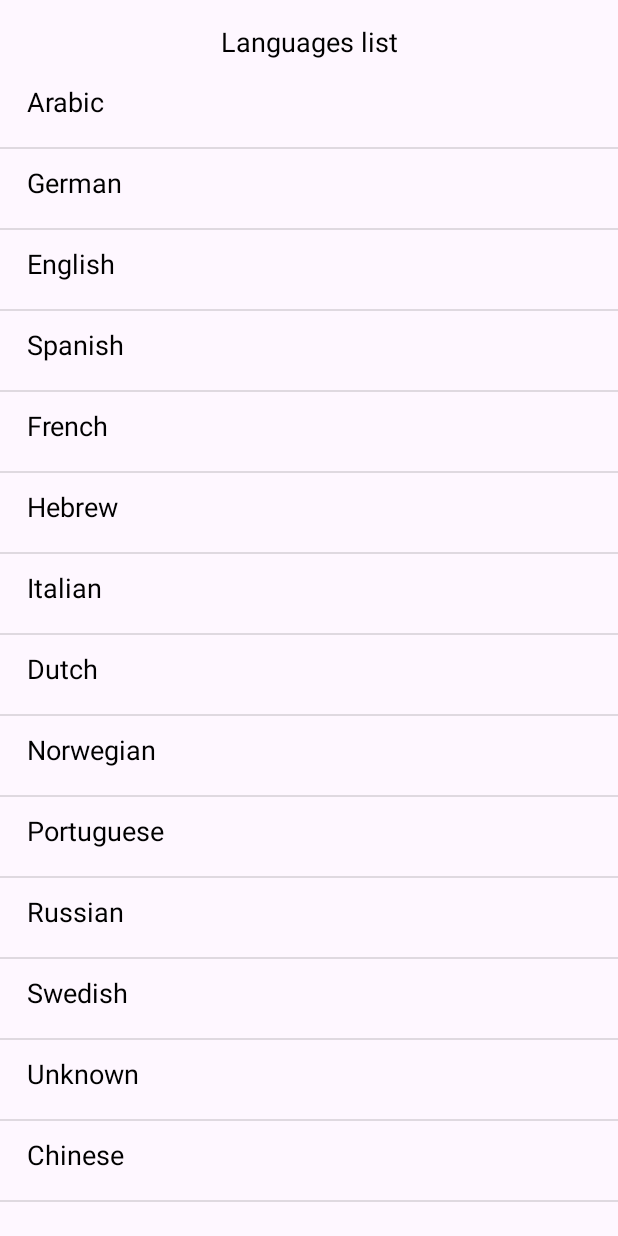
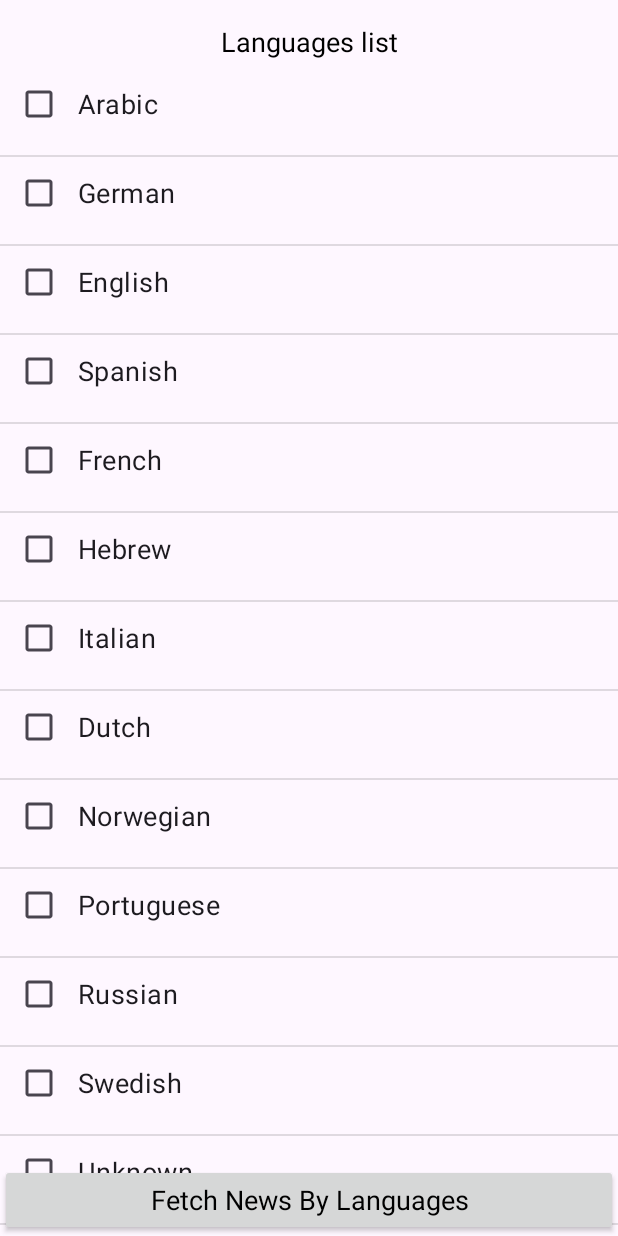
Before and after one commit to ifahimkhan/MVVMArchitecture, an Android app: the LanguageActivity screen opened directly, with no data from a screen before it, on a phone screen of 412 x 824 dp. Run offline under Robolectric (Android 15) with nearby library versions, the phone set to English and light mode, and no system bars; our stand-ins replace Dagger/Hilt's generated code; network calls fail; 1 statement that could not run was skipped.

Commit message:
if applied this commit will add news by multiple languages

```diff
--- a/app/src/main/java/com/example/mvvmarchitecture/data/model/Language.kt
+++ b/app/src/main/java/com/example/mvvmarchitecture/data/model/Language.kt
@@ -2,5 +2,7 @@ package com.example.mvvmarchitecture.data.model
 
 data class Language(
     val code: String,
-    val name: String
+    val name: String,
+    @Transient
+    var isChecked: Boolean
 )
--- a/app/src/main/java/com/example/mvvmarchitecture/ui/language/LanguageAdapter.kt
+++ b/app/src/main/java/com/example/mvvmarchitecture/ui/language/LanguageAdapter.kt
@@ -4,9 +4,8 @@ package com.example.mvvmarchitecture.ui.language
 import android.view.LayoutInflater
 import android.view.ViewGroup
 import androidx.recyclerview.widget.RecyclerView
-import com.example.mvvmarchitecture.data.model.Country
 import com.example.mvvmarchitecture.data.model.Language
-import com.example.mvvmarchitecture.databinding.NewsSourceItemLayoutBinding
+import com.example.mvvmarchitecture.databinding.LanguageItemLayoutBinding
 import com.example.mvvmarchitecture.utils.OnItemClickListener
 
 class LanguageAdapter(
@@ -14,19 +13,20 @@ class LanguageAdapter(
 ) : RecyclerView.Adapter<LanguageAdapter.DataViewHolder>() {
     lateinit var itemClickListener: OnItemClickListener<Language>
 
-    class DataViewHolder(private val binding: NewsSourceItemLayoutBinding) :
+    class DataViewHolder(private val binding: LanguageItemLayoutBinding) :
         RecyclerView.ViewHolder(binding.root) {
-        fun bind(model: Language, itemClickListener: OnItemClickListener<Language>) {
-            binding.textViewSource.text = model.name
-            binding.textViewSource.setOnClickListener {
-                itemClickListener(model)
+        fun bind(model: Language) {
+            binding.textViewLanguage.text = model.name
+            binding.textViewLanguage.isChecked = model.isChecked
+            binding.textViewLanguage.setOnClickListener {
+                model.isChecked = !model.isChecked
             }
         }
     }
 
     override fun onCreateViewHolder(parent: ViewGroup, viewType: Int) =
         DataViewHolder(
-            NewsSourceItemLayoutBinding.inflate(
+            LanguageItemLayoutBinding.inflate(
                 LayoutInflater.from(parent.context),
                 parent,
                 false
@@ -36,10 +36,14 @@ class LanguageAdapter(
     override fun getItemCount(): Int = languageList.size
 
     override fun onBindViewHolder(holder: DataViewHolder, position: Int) =
-        holder.bind(languageList[position], itemClickListener)
+        holder.bind(languageList[position])
 
     fun addData(list: List<Language>) {
         languageList.addAll(list)
     }
 
+    fun getSelectedLanguages(): List<Language> {
+        return languageList.filter { it.isChecked }
+    }
+
 }
--- a/app/src/main/java/com/example/mvvmarchitecture/utils/AppConstant.kt
+++ b/app/src/main/java/com/example/mvvmarchitecture/utils/AppConstant.kt
@@ -19,7 +19,7 @@ object AppConstant {
         data class SOURCE(var sourceId: String) : NewsType()
 
         @Parcelize
-        data class LANGUAGE(var languageId: String) : NewsType()
+        data class LANGUAGE(var languageIds: String) : NewsType()
     }
 
     val COUNTRIES_SUPPORTED_BY_NEWS_API = arrayListOf<String>(
--- a/app/src/main/res/layout/activity_language.xml
+++ b/app/src/main/res/layout/activity_language.xml
@@ -4,7 +4,7 @@
     xmlns:tools="http://schemas.android.com/tools"
     android:layout_width="match_parent"
     android:layout_height="match_parent"
-    tools:context=".ui.language.LanguagesActivity">
+    tools:context=".ui.language.LanguageActivity">
 
     <androidx.appcompat.widget.AppCompatTextView
         android:id="@+id/textViewCountriesTitle"
@@ -36,4 +36,18 @@
         app:layout_constraintStart_toStartOf="parent"
         app:layout_constraintTop_toTopOf="parent" />
 
+    <androidx.appcompat.widget.AppCompatButton
+        android:id="@+id/btnFetchNewsByLanguages"
+        style="@style/Base.Theme.MVVMArchitecture"
+        android:layout_width="match_parent"
+        android:layout_height="wrap_content"
+        android:layout_marginTop="10dp"
+        android:gravity="center"
+        android:padding="5dp"
+        android:text="Fetch News By Languages"
+        android:textColor="@color/black"
+        android:textSize="18sp"
+        app:layout_constraintBottom_toBottomOf="parent"
+        app:layout_constraintEnd_toEndOf="parent" />
+
 </androidx.constraintlayout.widget.ConstraintLayout>
--- /dev/null
+++ b/app/src/main/res/layout/language_item_layout.xml
@@ -0,0 +1,27 @@
+<?xml version="1.0" encoding="utf-8"?>
+<androidx.constraintlayout.widget.ConstraintLayout xmlns:android="http://schemas.android.com/apk/res/android"
+    xmlns:app="http://schemas.android.com/apk/res-auto"
+    xmlns:tools="http://schemas.android.com/tools"
+    android:layout_width="match_parent"
+    android:layout_height="wrap_content"
+    android:background="?android:attr/selectableItemBackground">
+
+    <androidx.appcompat.widget.AppCompatCheckBox
+        android:id="@+id/textViewLanguage"
+        android:layout_width="fill_parent"
+        android:layout_height="wrap_content"
+        android:layout_margin="10dp"
+        android:checkMark="@color/blue"
+        android:checkMarkTint="@color/blue"
+        android:checkMarkTintMode="add"
+        android:checked="false"
+        android:clickable="true"
+        android:focusable="true"
+        android:padding="10dp"
+        android:textSize="18sp"
+        app:layout_constraintBottom_toBottomOf="parent"
+        app:layout_constraintEnd_toEndOf="parent"
+        app:layout_constraintStart_toStartOf="parent"
+        tools:text="language" />
+
+</androidx.constraintlayout.widget.ConstraintLayout>
--- a/app/src/main/res/values/colors.xml
+++ b/app/src/main/res/values/colors.xml
@@ -2,4 +2,5 @@
 <resources>
     <color name="black">#FF000000</color>
     <color name="white">#FFFFFFFF</color>
+    <color name="blue">#FF0000FF</color>
 </resources>
```
Also changed, not shown: app/src/main/java/com/example/mvvmarchitecture/ui/language/LanguageActivity.kt (+12 -1 lines), app/src/main/java/com/example/mvvmarchitecture/ui/topheadline/TopHeadlineActivity.kt (+5 -2 lines), app/src/main/java/com/example/mvvmarchitecture/ui/topheadline/TopHeadlineViewModel.kt (+24 -0 lines).
